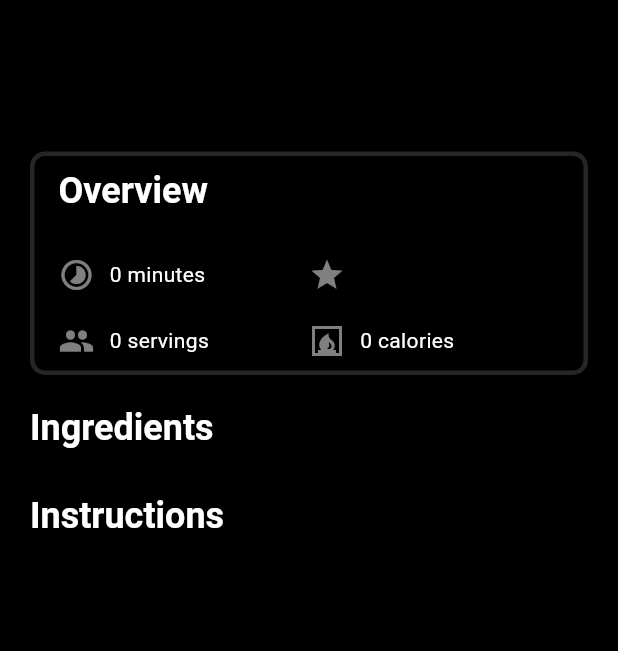
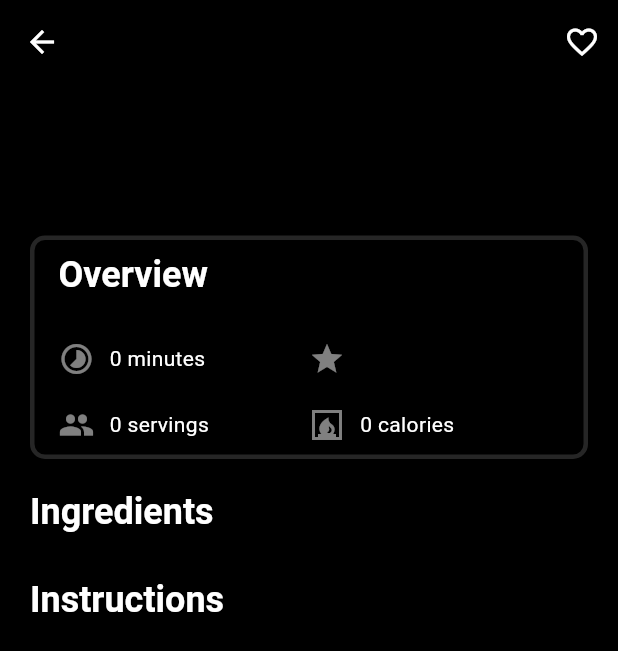
Before and after one commit to Jarff/flutter_chef_gpt, a Flutter app: the RecipeContent screen opened directly with empty values, on a phone screen of 412 x 824 dp. Shown: the top 651 px of the screen. Run offline on Flutter 3.47's test engine with Material 3 defaults, Android fonts, the light colour scheme and no system bars; our stand-ins replace flutter_dotenv, google_generative_ai, shared_preferences; missing offline and left inert: dart_openai; accounts and stored records are empty.

Commit message:
Adds favorite to the project

```diff
--- a/assets/i18n/en.json
+++ b/assets/i18n/en.json
@@ -1,5 +1,5 @@
 {
-    "Recipe Generator powered by Google and GeminiAI": "Recipe Generator powered by Google and GeminiAI",
+    "Recipe Generator Powered By Embercom": "Recipe Generator Powered By Embercom",
     "What ingregients are in your arsenal?": "What ingregients are in your arsenal?",
     "Search for toppings": "Search for toppings",
     "Separate each ingredient with a comma": "Separate each ingredient with a comma (,)",
@@ -25,5 +25,6 @@
     "Instructions": "Instructions",
     "Missing information": "Missing information",
     "¡Hang on!": "¡Hang on!",
-    "We are preparing the recipe based on your needs": "We are preparing the recipe based on your needs"
+    "We are preparing the recipe based on your needs": "We are preparing the recipe based on your needs",
+    "Favorites": "Favorites"
 }
--- a/assets/i18n/es.json
+++ b/assets/i18n/es.json
@@ -1,5 +1,5 @@
 {
-    "Recipe Generator powered by Google and GeminiAI": "Generador de Recetas impulsado por Google y GeminiAI",
+    "Recipe Generator Powered By Embercom": "Generador de Recetas impulsado por Embercom",
     "What ingregients are in your arsenal?": "¿Qué ingredientes tienes en tu arsenal?",
     "Search for toppings": "Busca coberturas",
     "Separate each ingredient with a comma": "Separa cada ingrediente con una coma (,)",
@@ -25,5 +25,6 @@
     "Instructions": "Instrucciones",
     "Missing information": "Falta información",
     "¡Aguarda!": "¡Aguarda!",
-    "We are preparing the recipe based on your needs": "Estamos preparando la receta ideal basado en tus necesidades"
+    "We are preparing the recipe based on your needs": "Estamos preparando la receta ideal basado en tus necesidades",
+    "Favorites": "Favoritos"
 }
--- a/lib/main.dart
+++ b/lib/main.dart
@@ -17,7 +17,7 @@ class MyApp extends StatelessWidget {
   @override
   Widget build(BuildContext context) {
     return MaterialApp(
-      title: 'Chef GPT',
+      title: 'Chef AI',
       locale: const Locale('en'), // Default locale
       supportedLocales: const [
         Locale('en', ''), // English
--- a/lib/models/Recipe.dart
+++ b/lib/models/Recipe.dart
@@ -2,6 +2,7 @@ import 'package:chef_gpt/models/Ingredient.dart';
 import 'package:chef_gpt/models/Instruction.dart';
 
 class Recipe {
+  String? id;
   final String title;
   final String description;
   final int people;
@@ -14,8 +15,10 @@ class Recipe {
   final Map<String, dynamic> macros;
   final List<Ingredient> ingredients;
   final List<Instruction> instructions;
+  bool isFavorite = false;
 
   Recipe({
+    this.id,
     required this.title,
     required this.description,
     required this.people,
@@ -28,6 +31,7 @@ class Recipe {
     required this.macros,
     required this.ingredients,
     required this.instructions,
+    this.isFavorite = false,
   });
 
   // Factory constructor to create an instance from a JSON map
@@ -49,12 +53,14 @@ class Recipe {
       instructions: (json['instructions'] as List<dynamic>)
           .map((element) => Instruction.fromJson(element))
           .toList(),
+      isFavorite: json['isFavorite'] ?? false,
     );
   }
 
   // Convert the instance back to JSON
   Map<String, dynamic> toJson() {
     return {
+      'id': id,
       'title': title,
       'description': description,
       'people': people,
@@ -65,8 +71,9 @@ class Recipe {
       'paleo': paleo,
       'calories': calories,
       'macros': macros,
-      'ingredients': ingredients,
-      'instructions': instructions,
+      'ingredients': ingredients.map((element) => element.toJson()).toList(),
+      'instructions': instructions.map((element) => element.toJson()).toList(),
+      'isFavorite': isFavorite,
     };
   }
 }
--- a/lib/presentation/widgets/RecipeContent.dart
+++ b/lib/presentation/widgets/RecipeContent.dart
@@ -1,16 +1,94 @@
+import 'dart:convert';
+
 import 'package:chef_gpt/models/Recipe.dart';
 import 'package:chef_gpt/presentation/widgets/lists/ingredient_list.dart';
 import 'package:chef_gpt/presentation/widgets/lists/instruction_list.dart';
 import 'package:chef_gpt/utils/AppLocalizations.dart';
 import 'package:flutter/material.dart';
+import 'package:shared_preferences/shared_preferences.dart';
+import 'package:uuid/uuid.dart';
 
-class RecipeContent extends StatelessWidget {
+class RecipeContent extends StatefulWidget {
   Recipe recipe;
   RecipeContent({super.key, required this.recipe});
 
   @override
+  State<RecipeContent> createState() => _RecipeContentState();
+}
+
+class _RecipeContentState extends State<RecipeContent> {
+  Uuid? uuid;
+  String? curId;
+
+  @override
+  void initState() {
+    // TODO: implement initState
+    super.initState();
+    uuid = const Uuid();
+    curId = uuid?.v1();
+  }
+
+  @override
   Widget build(BuildContext context) {
     return Scaffold(
+      appBar: AppBar(
+        elevation: 0,
+        backgroundColor: Colors.black,
+        leading: IconButton(
+          icon: Icon(
+            Icons.arrow_back,
+            color: Colors.white,
+          ),
+          onPressed: () {
+            Navigator.of(context)
+                .pop(); // Navigates back to the previous screen
+          },
+        ),
+        actions: [
+          IconButton(
+              onPressed: () async {
+                // Obtain shared preferences.
+                final SharedPreferences prefs =
+                    await SharedPreferences.getInstance();
+
+                List<String>? favorites = prefs.getStringList('favorites');
+                // prefs.remove('favorites');
+                favorites = [];
+
+                if (widget.recipe.isFavorite) {
+                  // Loop through the favorites find the one with the ID
+                  // And remove it...
+                  if (favorites != null) {
+                    favorites.removeWhere((element) =>
+                        (Recipe.fromJson(jsonDecode(element))).id == curId);
+                    prefs.setStringList('favorites', favorites);
+                  }
+                  setState(() {
+                    widget.recipe.isFavorite = !widget.recipe.isFavorite;
+                  });
+                } else {
+                  // We set a unique ID to the recipe
+                  widget.recipe.id = curId;
+                  setState(() {
+                    widget.recipe.isFavorite = !widget.recipe.isFavorite;
+                  });
+                  if (favorites != null) {
+                    favorites.add(jsonEncode(widget.recipe!.toJson()));
+                  } else {
+                    favorites = [jsonEncode(widget.recipe!.toJson())];
+                  }
+                  // Set the list to favorites
+                  prefs.setStringList('favorites', favorites);
+                }
+              },
+              icon: Icon(
+                widget.recipe.isFavorite
+                    ? Icons.favorite
+                    : Icons.favorite_border,
+                color: Colors.white,
+              ))
+        ],
+      ),
       body: Container(
         color: Colors.black,
         padding: const EdgeInsets.symmetric(vertical: 15, horizontal: 20),
@@ -20,14 +98,14 @@ class RecipeContent extends StatelessWidget {
             child: ListView(
               children: [
                 Text(
-                  recipe.title,
+                  widget.recipe.title,
                   style: Theme.of(context).textTheme.displayMedium,
                 ),
                 const SizedBox(
                   height: 10,
                 ),
                 Text(
-                  recipe.description,
+                  widget.recipe.description,
                   style: Theme.of(context).textTheme.bodyLarge,
                 ),
                 const SizedBox(
@@ -65,7 +143,7 @@ class RecipeContent extends StatelessWidget {
                                   width: 10,
                                 ),
                                 Text(
-                                    "${recipe.cookingTime.toString()} ${AppLocalizations.of(context).translate('minutes')}")
+                                    "${widget.recipe.cookingTime.toString()} ${AppLocalizations.of(context).translate('minutes')}")
                               ],
                             ),
                           ),
@@ -80,7 +158,7 @@ class RecipeContent extends StatelessWidget {
                                   width: 10,
                                 ),
                                 Text(AppLocalizations.of(context)
-                                    .translate(recipe.difficulty))
+                                    .translate(widget.recipe.difficulty))
                               ],
                             ),
                           ),
@@ -103,7 +181,7 @@ class RecipeContent extends StatelessWidget {
                                   width: 10,
                                 ),
                                 Text(
-                                    "${recipe.people.toString()} ${AppLocalizations.of(context).translate('servings')}")
+                                    "${widget.recipe.people.toString()} ${AppLocalizations.of(context).translate('servings')}")
                               ],
                             ),
                           ),
@@ -118,7 +196,7 @@ class RecipeContent extends StatelessWidget {
                                   width: 10,
                                 ),
                                 Text(
-                                    "${recipe.calories.toString()} ${AppLocalizations.of(context).translate('calories')}")
+                                    "${widget.recipe.calories.toString()} ${AppLocalizations.of(context).translate('calories')}")
                               ],
                             ),
                           ),
@@ -138,7 +216,7 @@ class RecipeContent extends StatelessWidget {
                 const SizedBox(
                   height: 10,
                 ),
-                IngredientList(ingredients: recipe.ingredients),
+                IngredientList(ingredients: widget.recipe.ingredients),
                 const SizedBox(
                   height: 20,
                 ),
@@ -150,7 +228,7 @@ class RecipeContent extends StatelessWidget {
                 const SizedBox(
                   height: 10,
                 ),
-                InstructionList(instructions: recipe.instructions)
+                InstructionList(instructions: widget.recipe.instructions)
               ],
             ),
           ),
--- a/pubspec.yaml
+++ b/pubspec.yaml
@@ -16,7 +16,7 @@ publish_to: 'none' # Remove this line if you wish to publish to pub.dev
 # https://developer.apple.com/library/archive/documentation/General/Reference/InfoPlistKeyReference/Articles/CoreFoundationKeys.html
 # In Windows, build-name is used as the major, minor, and patch parts
 # of the product and file versions while build-number is used as the build suffix.
-version: 1.0.0+1
+version: 1.0.0+2
 
 environment:
   sdk: '>=3.2.0 <4.0.0'
@@ -43,6 +43,7 @@ dependencies:
   intl: ^0.18.0
   flutter_dotenv: ^5.0.2
   shared_preferences: ^2.2.3
+  uuid: ^4.5.0
 
 dev_dependencies:
   flutter_test:
```
Also changed, not shown: lib/models/Instruction.dart (+8 -0 lines), lib/presentation/favorites.dart (added, +123 -0 lines), lib/presentation/home.dart (+21 -2 lines), lib/presentation/recipe.dart (+9 -16 lines), lib/presentation/widgets/AppDrawer.dart (added, +63 -0 lines), pubspec.lock, 60 other files.
